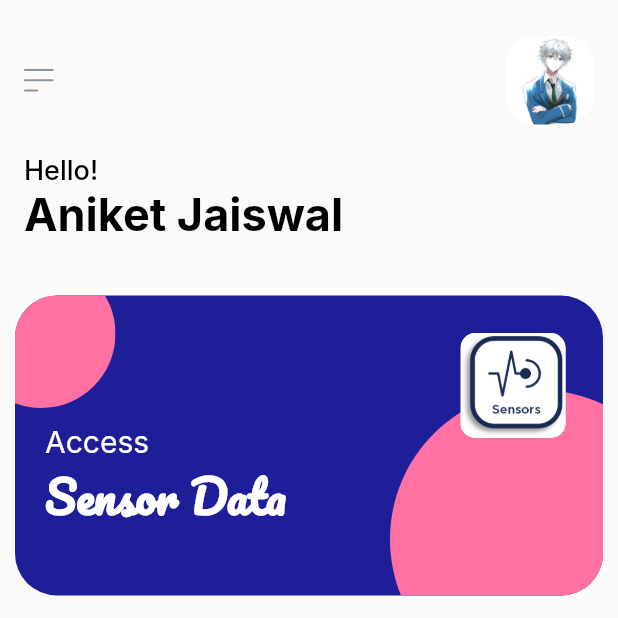
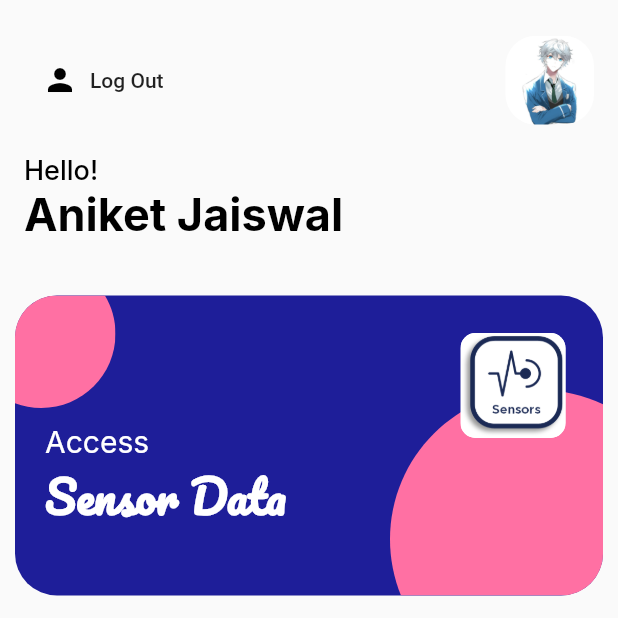
Before and after one commit to Mystery137/SE-Sem-4-IIT2019085-team, a Flutter app: the Home2 screen opened directly, on a phone screen of 412 x 824 dp, the top half of it. Run offline on Flutter 3.47's test engine with Material 2 defaults, Android fonts, the phone set to English and light mode, and no system bars; our stand-ins replace firebase_auth, firebase_core, flutter_spinkit, flutter_svg, google_fonts, modal_progress_hud; accounts and stored records are empty.

Commit message:
Backhand Integrated

```diff
--- /dev/null
+++ b/soe/lib/models/currentUser.dart
@@ -0,0 +1,4 @@
+class CurrentUser {
+  final String uid;
+  CurrentUser({this.uid});
+}
--- a/soe/lib/screens/home2.dart
+++ b/soe/lib/screens/home2.dart
@@ -1,14 +1,15 @@
 import 'package:flutter/material.dart';
 import 'package:flutter_svg/svg.dart';
 import 'package:google_fonts/google_fonts.dart';
-import 'package:soe/constants.dart';
-import 'package:soe/screens/home.dart';
+import 'package:soe/shared/constants.dart';
 import 'package:soe/screens/report.dart';
 import 'package:soe/screens/schedule.dart';
 import 'package:soe/screens/sensor_data.dart';
 import 'package:soe/screens/staff_data.dart';
+import 'package:soe/services/auth.dart';
 
 class Home2 extends StatelessWidget {
+  final AuthService _auth = AuthService();
   @override
   Widget build(BuildContext context) {
     return Scaffold(
@@ -23,17 +24,14 @@ class Home2 extends StatelessWidget {
                 child: Row(
                   mainAxisAlignment: MainAxisAlignment.spaceBetween,
                   children: [
-                    GestureDetector(
-                      child: SvgPicture.asset(
-                        'assets/svg/drawer_icon.svg',
-                        height: 20,
-                        width: 20,
+                    FlatButton.icon(
+                      icon: Icon(
+                        Icons.person,
+                        color: Colors.black,
                       ),
-                      onTap: () {
-                        Navigator.pushAndRemoveUntil(
-                            context,
-                            MaterialPageRoute(builder: (context) => Home()),
-                            (route) => false);
+                      label: Text('Log Out'),
+                      onPressed: () async {
+                        await _auth.signOut();
                       },
                     ),
                     GestureDetector(
--- a/soe/lib/screens/report.dart
+++ b/soe/lib/screens/report.dart
@@ -1,8 +1,7 @@
 import 'dart:ui';
 
 import 'package:flutter/material.dart';
-import 'package:soe/constants.dart';
-
+import 'package:soe/shared/constants.dart';
 import '../components.dart';
 
 class Report extends StatefulWidget {
--- a/soe/lib/screens/schedule.dart
+++ b/soe/lib/screens/schedule.dart
@@ -2,7 +2,7 @@ import 'package:flutter/material.dart';
 import 'package:flutter_svg/svg.dart';
 import 'package:google_fonts/google_fonts.dart';
 import 'package:intl/intl.dart';
-import 'package:soe/constants.dart';
+import 'package:soe/shared/constants.dart';
 
 class Schedule extends StatelessWidget {
   var date =
--- a/soe/lib/screens/sensor_data.dart
+++ b/soe/lib/screens/sensor_data.dart
@@ -2,7 +2,7 @@ import 'package:flutter/material.dart';
 import 'package:flutter_svg/svg.dart';
 import 'package:google_fonts/google_fonts.dart';
 
-import '../constants.dart';
+import 'package:soe/shared/constants.dart';
 
 class Sensor_data extends StatelessWidget {
   String ntu_value = "0.73";
--- a/soe/lib/screens/staff_data.dart
+++ b/soe/lib/screens/staff_data.dart
@@ -2,7 +2,7 @@ import 'package:flutter/material.dart';
 import 'dart:ui';
 import 'package:flutter/cupertino.dart';
 import 'package:flutter_svg/flutter_svg.dart';
-import 'package:soe/constants.dart';
+import 'package:soe/shared/constants.dart';
 
 class Staff_data extends StatelessWidget {
   @override
--- a/soe/pubspec.yaml
+++ b/soe/pubspec.yaml
@@ -32,6 +32,10 @@ dependencies:
   flutter_svg: ^0.19.3
   google_fonts: ^2.0.0
   intl: ^0.17.0
+  firebase_auth: ^1.0.1
+  cloud_firestore: ^1.0.2
+  provider: ^5.0.0
+  flutter_spinkit: ^5.0.0
 
 dev_dependencies:
   flutter_test:
```
Also changed, not shown: soe/lib/main.dart (+13 -4 lines), soe/lib/screens/home.dart (+4 -3 lines), soe/lib/screens/login.dart (+24 -46 lines), soe/lib/screens/wrapper.dart (added, +17 -0 lines), soe/lib/services/auth.dart (added, +39 -0 lines), soe/lib/shared/loading.dart (added, +18 -0 lines), soe/lib/shared/constants.dart (renamed from soe/lib/constants.dart), soe/pubspec.lock, 40 other files.
